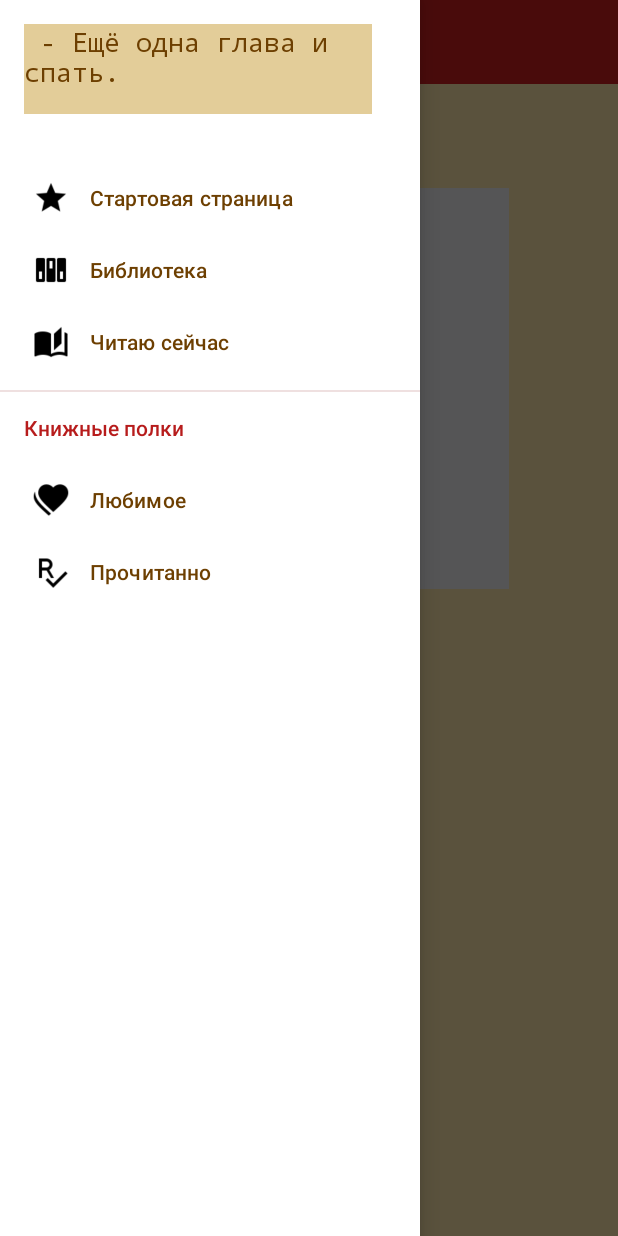
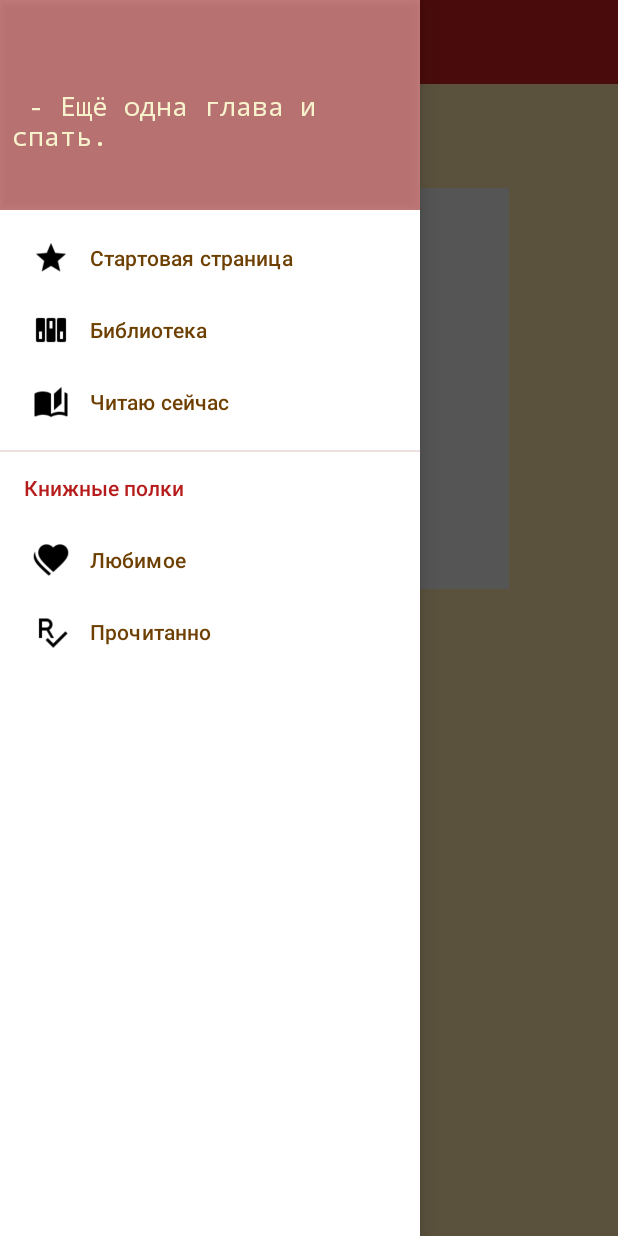
Before and after one commit to ZEMlan/OMC, an Android app: the screen it shows after launch (MainActivity), with the side drawer open, on a phone screen of 412 x 824 dp. Run offline under Robolectric (Android 15) with nearby library versions, the phone set to English and light mode, and no system bars; Roboto replaces fonts that are not available here.

```diff
--- a/app/src/main/java/com/example/onemorechapter/controller/MainActivity.java
+++ b/app/src/main/java/com/example/onemorechapter/controller/MainActivity.java
@@ -33,6 +33,8 @@ public class MainActivity extends AppCompatActivity
     @Override
     protected void onCreate(Bundle savedInstanceState) {
         super.onCreate(savedInstanceState);
+        //костыль, не работает
+        StrictMode.allowThreadDiskReads();
         setContentView(R.layout.activity_drawer);
         if (savedInstanceState != null){
             currentDir = savedInstanceState.getString(CURRENT_DIR);
--- a/app/src/main/java/com/example/onemorechapter/model/Constants.java
+++ b/app/src/main/java/com/example/onemorechapter/model/Constants.java
@@ -7,8 +7,6 @@ public class Constants {
 
     public static final String ROOT_DIR = Environment.getRootDirectory().getAbsolutePath();
 
-    public static final String MNT_DIR = "/mnt";
-
     public static final String STORAGE_DIR = "/storage";
 
     public static final String COLLECTIONS = "collections";
--- a/app/src/main/res/layout/nav_header_drawer.xml
+++ b/app/src/main/res/layout/nav_header_drawer.xml
@@ -1,28 +1,37 @@
 <?xml version="1.0" encoding="utf-8"?>
 <androidx.constraintlayout.widget.ConstraintLayout xmlns:android="http://schemas.android.com/apk/res/android"
     xmlns:app="http://schemas.android.com/apk/res-auto"
+    xmlns:tools="http://schemas.android.com/tools"
     android:layout_width="match_parent"
-    android:layout_height="100dp"
+    android:layout_height="140dp"
+    android:background="@color/headerDarkColor"
+    android:elevation="4dp"
     android:gravity="bottom"
     android:orientation="vertical"
     android:paddingLeft="@dimen/activity_horizontal_margin"
     android:paddingTop="@dimen/activity_vertical_margin"
     android:paddingRight="@dimen/activity_horizontal_margin"
     android:paddingBottom="@dimen/activity_vertical_margin"
-    android:theme="@style/Widget.MaterialComponents.NavigationView">
+    android:theme="@style/Widget.MaterialComponents.NavigationView"
+    app:barrierDirection="bottom">
 
     <TextView
-        android:layout_width="232dp"
-        android:layout_height="60dp"
-        android:layout_marginStart="16dp"
-        android:layout_marginTop="16dp"
-        android:background="@color/backgroundOchre"
+        android:layout_width="0dp"
+        android:layout_height="47dp"
+        android:layout_marginStart="8dp"
+        android:layout_marginTop="24dp"
+        android:layout_marginEnd="16dp"
+        android:background="@android:color/transparent"
         android:fontFamily="monospace"
         android:text=" - Ещё одна глава и спать."
-        android:textAlignment="viewStart"
-        android:textColor="@color/textColorDark"
+        android:textAlignment="textStart"
+        android:textAllCaps="false"
+        android:textColor="@color/textColorLight"
         android:textSize="17sp"
         android:typeface="normal"
+        app:layout_constraintBottom_toBottomOf="parent"
+        app:layout_constraintEnd_toEndOf="parent"
+        app:layout_constraintHorizontal_bias="0.5"
         app:layout_constraintStart_toStartOf="parent"
         app:layout_constraintTop_toTopOf="parent" />
 
--- a/app/src/main/res/values/colors.xml
+++ b/app/src/main/res/values/colors.xml
@@ -4,7 +4,7 @@
     <color name="primaryLightColor">#F05545</color>
     <color name="primaryDarkColor">#7F0000</color>
     <color name="secondaryColor">#b71c1c</color>
-    <color name="secondaryLightColor">#f05545</color>
+    <color name="secondaryLightColor">#F05545</color>
     <color name="secondaryDarkColor">#7F0000</color>
     <color name="primaryTextColor">#FFF3E0</color>
     <color name="secondaryTextColor">#efebe9</color>>
@@ -14,4 +14,5 @@
     <color name="colorMaroon">#7E0406</color>
     <color name="textColorDark">#6D3F01</color>
     <color name="textColorLight">#F7F3CD</color>
+    <color name="headerDarkColor">#848F0808</color>
 </resources>
```
